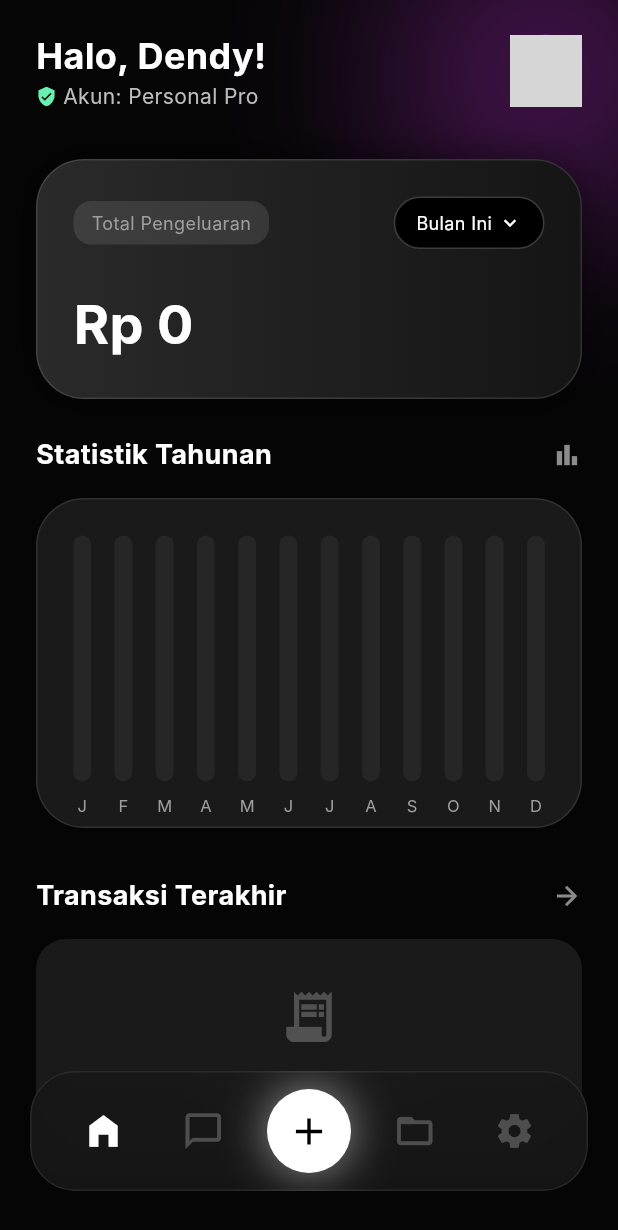
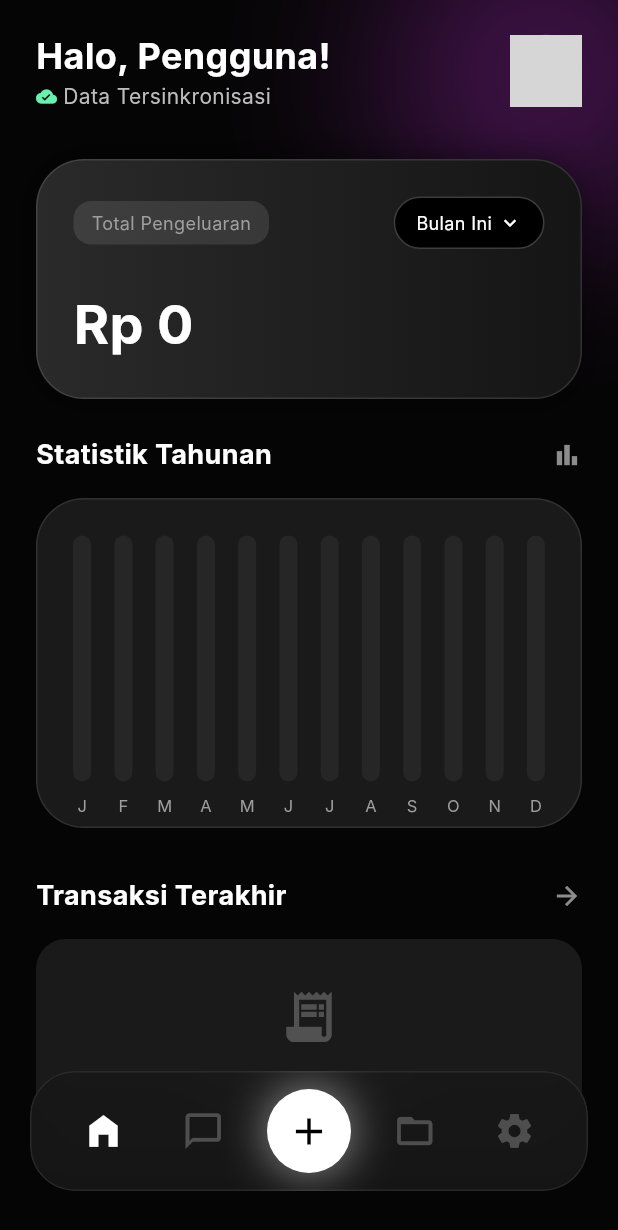
Before and after one commit to Firman-nsyh/expense-tracker, a Flutter app: the MainScreen screen opened directly, on a phone screen of 412 x 824 dp. Shown: the top 1230 px of the screen. Run offline on Flutter 3.47's test engine with Material 3 defaults, Android fonts, the phone set to English and light mode, and no system bars; drawn by our look-alikes of fl_chart; our stand-ins replace firebase_auth, firebase_core, firebase_database, google_sign_in, image_picker, open_file and 1 more; missing offline and left inert: excel; accounts and stored records are empty; network calls fail; Roboto replaces fonts that are missing (Inter); grey boxes are pictures that could not be loaded.

Commit message:
fix data managemen

```diff
--- a/lib/screens/home_page.dart
+++ b/lib/screens/home_page.dart
@@ -3,6 +3,7 @@ import 'package:fl_chart/fl_chart.dart';
 import '../models/transaction_model.dart';
 import '../services/database_helper.dart';
 import '../services/sync_service.dart';
+import '../services/auth_service.dart';
 
 class HomePageContent extends StatefulWidget {
   const HomePageContent({super.key});
@@ -33,12 +34,14 @@ class HomePageState extends State<HomePageContent> {
         : await db.getTotalThisWeek();
     final all = await db.getAllTransactions();
     final monthly = await db.getMonthlyTotals(DateTime.now().year);
+    if (mounted) {
       setState(() {
         _totalAmount = total;
         _recentTransactions = all.take(5).toList();
         _monthlyTotals = monthly;
         _isLoading = false;
       });
+    }
   }
 
   void _toggleFilter() async {
@@ -90,19 +93,31 @@ class HomePageState extends State<HomePageContent> {
   }
 
   Widget _buildHeader() {
+    final fullName = AuthService.instance.displayName;
+    final firstName = fullName.isNotEmpty ? fullName.split(' ')[0] : 'Pengguna';
+    final photoUrl = AuthService.instance.photoUrl ?? 'https://i.pravatar.cc/300';
+    final isLoggedIn = AuthService.instance.isLoggedIn;
+
     return Row(
       mainAxisAlignment: MainAxisAlignment.spaceBetween,
       children: [
         Column(crossAxisAlignment: CrossAxisAlignment.start, children: [
-          const Text("Halo, Dendy!",
-              style: TextStyle(color: Colors.white, fontSize: 24, fontWeight: FontWeight.bold)),
+          Text("Halo, $firstName!",
+              style: const TextStyle(color: Colors.white, fontSize: 24, fontWeight: FontWeight.bold)),
           Row(children: [
-            const Icon(Icons.verified_user, size: 14, color: Colors.greenAccent),
+            Icon(
+              isLoggedIn ? Icons.cloud_done : Icons.cloud_off,
+              size: 14,
+              color: isLoggedIn ? Colors.greenAccent : Colors.grey,
+            ),
             const SizedBox(width: 4),
-            Text("Akun: Personal Pro", style: TextStyle(color: Colors.grey[400], fontSize: 14))
+            Text(
+              isLoggedIn ? "Data Tersinkronisasi" : "Mode Offline",
+              style: TextStyle(color: Colors.grey[400], fontSize: 14),
+            )
           ])
         ]),
-        const CircleAvatar(radius: 24, backgroundImage: NetworkImage('https://i.pravatar.cc/300'))
+        CircleAvatar(radius: 24, backgroundImage: NetworkImage(photoUrl))
       ],
     );
   }
--- a/lib/services/auth_service.dart
+++ b/lib/services/auth_service.dart
@@ -1,6 +1,7 @@
 import 'package:firebase_auth/firebase_auth.dart';
 import 'package:google_sign_in/google_sign_in.dart';
 import 'database_helper.dart';
+import 'sync_service.dart'; // <-- TAMBAHAN IMPORT DI SINI
 
 class AuthService {
   static final AuthService instance = AuthService._();
@@ -48,6 +49,11 @@ class AuthService {
           await _auth.signInWithCredential(credential);
       print('🟢 Login berhasil: ${userCredential.user?.email}');
 
+      // ---> TAMBAHAN: Panggil fungsi sinkronisasi otomatis di sini <---
+      print('🔵 Memulai sinkronisasi data dari server...');
+      await SyncService.instance.syncOnLogin();
+      print('🟢 Sinkronisasi selesai!');
+
       return userCredential.user;
     } catch (e) {
       print('🔴 Error: $e');
```
Also changed, not shown: lib/services/sync_service.dart (+81 -20 lines). Lines whose indentation alone changed are shown as unchanged.
